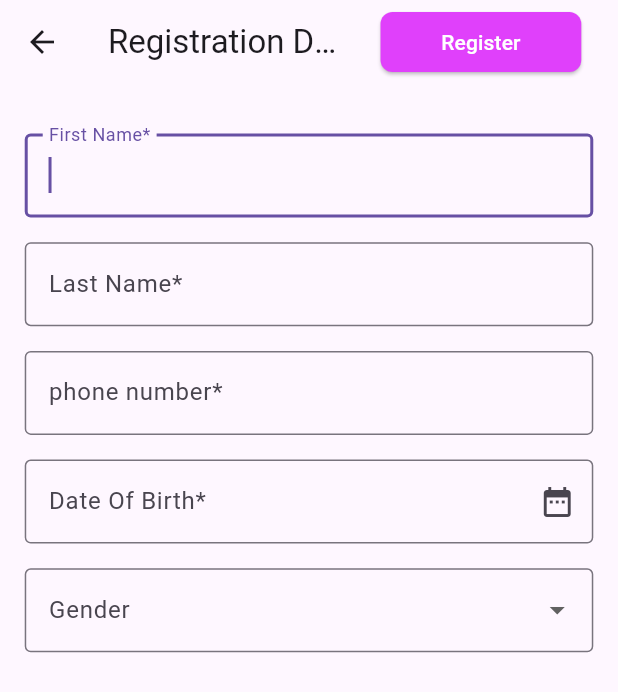
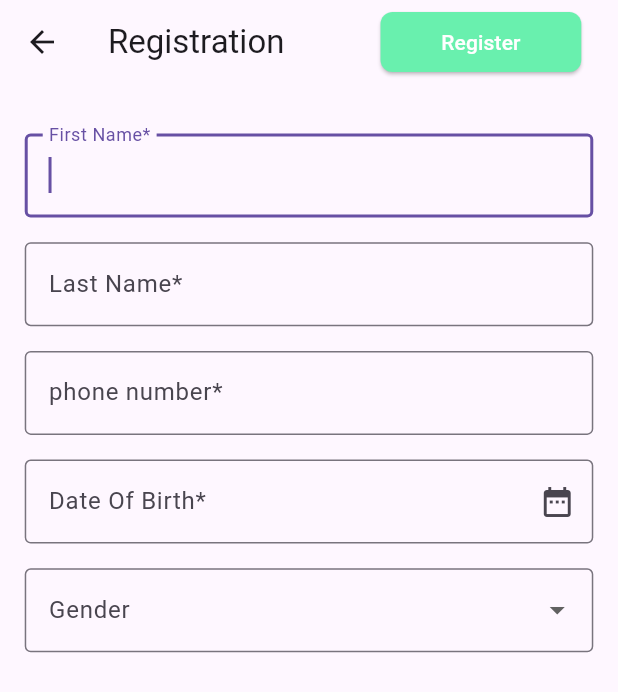
Before and after one commit to hemanth170801/customer_milkman, a Flutter app: the RegistrationPage screen opened directly, on a phone screen of 412 x 824 dp. Shown: the top 692 px of the screen. Run offline on Flutter 3.47's test engine with Material 3 defaults, Android fonts, the phone set to English and light mode, and no system bars; our stand-ins replace otp_text_field, shared_preferences, sizer; missing offline and left inert: responsive_size_utils; accounts and stored records are empty.

Commit message:
last commit2

```diff
--- a/lib/enter_mob_number/widget/body_widget.dart
+++ b/lib/enter_mob_number/widget/body_widget.dart
@@ -90,7 +90,7 @@ class _BodyWidgeteState extends State<BodyWidgete> {
             getStartedText,
             style: TextStyle(
               color: Colors.green, // Set the text color to green
-              fontSize: 12.0.sp, // Set the font size as needed
+              fontSize: 25.0.sp, // Set the font size as needed
               fontWeight: FontWeight.bold,
             ),
             //style: context.textTheme.headlineSmall,
--- a/lib/sign_up_page/widget/app_bar.dart
+++ b/lib/sign_up_page/widget/app_bar.dart
@@ -22,7 +22,7 @@ class AppBarWidget extends StatelessWidget implements PreferredSizeWidget {
 
     return AppBar(
       //title: Text(provider.isEditMode ? 'Update Details' : 'Registration Details'),
-      title: const Text('Registration Details'),
+      title: const Text('Registration '),
       actions: [
         if (!isDataFetching) ...{
           isSubmittingData
@@ -87,7 +87,7 @@ class _ButtonWidget extends StatelessWidget {
       child: ElevatedButton(
         onPressed: provider.saveOrUpdateDetails,
         style: ElevatedButton.styleFrom(
-          primary: Colors.purpleAccent, // Set background color
+          primary: Colors.greenAccent, // Set background color
           shape: RoundedRectangleBorder(
             borderRadius: BorderRadius.circular(8.0), // Set border radius
           ),
```
